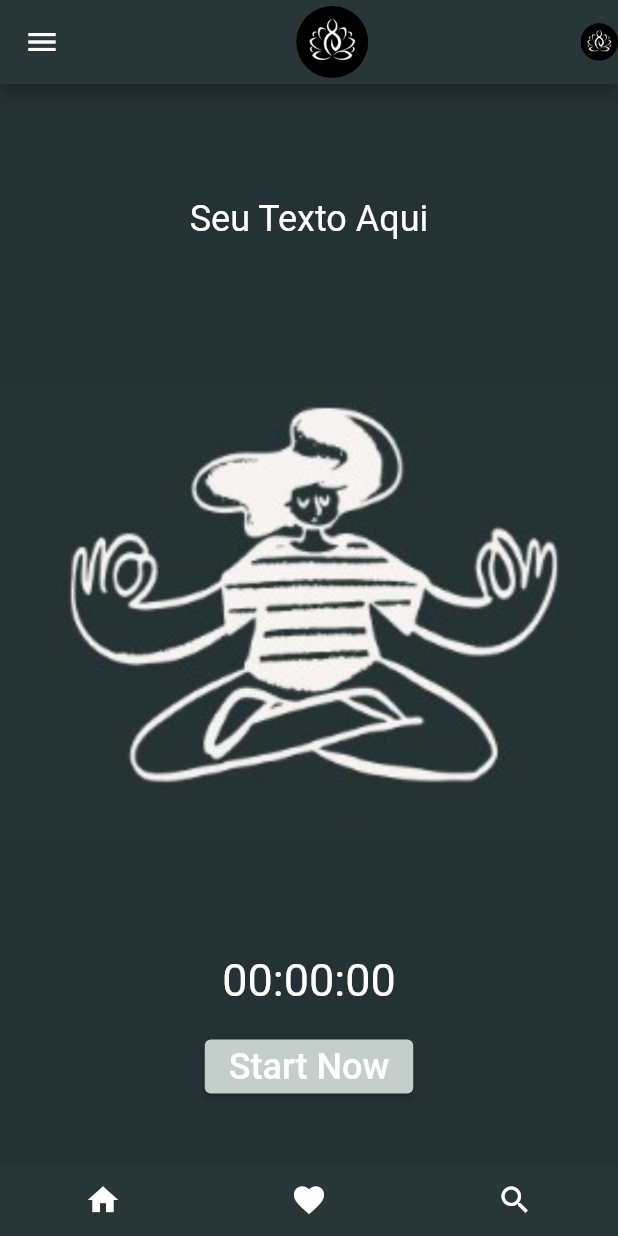
After one commit to cessartoledo/medic_meditation02, a Flutter app: the screen it shows after launch, after a tap on "Entrar", after a tap on the "play circle filled" icon, on a phone screen of 412 x 824 dp. The commit adds this screen. Run offline on Flutter 3.47's test engine with Material 2 defaults, Android fonts, the light colour scheme and no system bars.

Commit message:
alteracoes em tudo

```diff
--- a/medic_meditation/lib/pg_login.dart
+++ b/medic_meditation/lib/pg_login.dart
@@ -5,8 +5,8 @@ import 'pg_principal.dart';
 class LoginPage extends StatelessWidget {
   @override
   Widget build(BuildContext context) {
-    return MaterialApp(
-      home: LoginScreen(),
+    return Scaffold(
+      body: LoginScreen(),
     );
   }
 }
@@ -18,17 +18,21 @@ class LoginScreen extends StatelessWidget {
       body: Container(
         decoration: BoxDecoration(
           image: DecorationImage(
-            image: AssetImage('assets/imagens/fundo01.png'), // Substitua pelo caminho correto da sua imagem
+            image: AssetImage('assets/imagens/fundo01.png'),
             fit: BoxFit.cover,
           ),
         ),
         child: Center(
           child: SingleChildScrollView(
-            child: Column(
-              mainAxisAlignment: MainAxisAlignment.center,
-              crossAxisAlignment: CrossAxisAlignment.stretch,
-              children: <Widget>[
-                Padding(
+            child: buildLoginForm(context),
+          ),
+        ),
+      ),
+    );
+  }
+
+  Widget buildLoginForm(BuildContext context) {
+    return Padding(
       padding: EdgeInsets.all(16.0),
       child: Column(
         mainAxisAlignment: MainAxisAlignment.center,
@@ -39,7 +43,7 @@ class LoginScreen extends StatelessWidget {
             style: TextStyle(
               fontSize: 18.0,
               fontWeight: FontWeight.bold,
-                          color: Colors.white, // Cor do texto do título
+              color: Colors.white,
             ),
           ),
           SizedBox(height: 20.0),
@@ -47,7 +51,7 @@ class LoginScreen extends StatelessWidget {
             decoration: InputDecoration(
               labelText: 'E-mail',
               labelStyle: TextStyle(
-                            color: Colors.white, // Cor do texto do rótulo (label)
+                color: Colors.white,
               ),
             ),
           ),
@@ -57,7 +61,7 @@ class LoginScreen extends StatelessWidget {
             decoration: InputDecoration(
               labelText: 'Senha',
               labelStyle: TextStyle(
-                            color: Colors.white, // Cor do texto do rótulo (label)
+                color: Colors.white,
               ),
             ),
           ),
@@ -66,12 +70,12 @@ class LoginScreen extends StatelessWidget {
             alignment: Alignment.centerRight,
             child: TextButton(
               onPressed: () {
-                            // Adicione aqui a lógica para redefinir a senha
+                // Lógica para redefinir a senha
               },
               child: Text(
                 'Esqueceu a senha?',
                 style: TextStyle(
-                              color: Colors.white, // Cor do texto do botão "Esqueceu a senha?"
+                  color: Colors.white,
                 ),
               ),
             ),
@@ -79,27 +83,27 @@ class LoginScreen extends StatelessWidget {
           SizedBox(height: 20.0),
           ElevatedButton(
             onPressed: () {
-                          // Adicione aqui a lógica de autenticação
+              // Lógica de autenticação
               // Por exemplo, verificar as credenciais e fazer login
-                           Navigator.push(
+              Navigator.pushReplacement(
                 context,
                 MaterialPageRoute(builder: (context) => Pg_Principal()),
               );
             },
             style: ElevatedButton.styleFrom(
-                          primary: Color(0xFF729899), // Cor de fundo do botão #729899
+              primary: Color(0xFF729899),
             ),
             child: Text(
               'Entrar',
               style: TextStyle(
-                            color: Colors.white, // Cor do texto do botão
+                color: Colors.white,
               ),
             ),
           ),
-                      SizedBox(height: 10.0), // Botão para navegar para a tela de cadastro
+          SizedBox(height: 10.0),
           TextButton(
             onPressed: () {
-                      // Adicione aqui a lógica de navegação para a tela de cadastro
+              // Navegação para a tela de cadastro
               Navigator.push(
                 context,
                 MaterialPageRoute(builder: (context) => CadastroScreen()),
@@ -115,12 +119,6 @@ class LoginScreen extends StatelessWidget {
           ),
         ],
       ),
-                ),
-              ],
-            ),
-          ),
-        ),
-      ),
     );
   }
 }
--- a/medic_meditation/lib/pg_principal.dart
+++ b/medic_meditation/lib/pg_principal.dart
@@ -1,10 +1,8 @@
 import 'package:flutter/material.dart';
 import 'appbar.dart';
-
-
+import 'play.dart';
 
 class Pg_Principal extends StatelessWidget {
-
   final List<String> sugestoes = [
     'Sugestão 1',
     'Sugestão 2',
@@ -24,14 +22,23 @@ class Pg_Principal extends StatelessWidget {
   @override
   Widget build(BuildContext context) {
     return Scaffold(
-      backgroundColor: Color(0xFF283637), // Cor de fundo
-      appBar: buildAppBar(context), // Incorporar o AppBar aqui
+      backgroundColor: Color(0xFF283637),
+      appBar: buildAppBar(context),
       body: Column(
         children: <Widget>[
-          Padding(
+          buildTopContainer(context),
+          buildSuggestionsList(),
+        ],
+      ),
+      bottomNavigationBar: buildBottomAppBar(),
+    );
+  }
+
+  Widget buildTopContainer(BuildContext context) {
+    return Padding(
       padding: EdgeInsets.all(16.0),
       child: Container(
-              height: 200, // Aumente a altura para acomodar o título e o texto
+        height: 200,
         decoration: BoxDecoration(
           image: DecorationImage(
             image: AssetImage('assets/imagens/fp01.avif'),
@@ -51,7 +58,7 @@ class Pg_Principal extends StatelessWidget {
                 fontWeight: FontWeight.bold,
               ),
             ),
-                  SizedBox(height: 8.0), // Espaço entre o título e o texto
+            SizedBox(height: 8.0),
             Text(
               'Ás vezes a coisa mais produtiva ',
               style: TextStyle(
@@ -66,7 +73,7 @@ class Pg_Principal extends StatelessWidget {
                 fontSize: 16.0,
               ),
             ),
-                  Spacer(), // Espaço flexível para empurrar o botão para o final
+            Spacer(),
             Row(
               children: <Widget>[
                 IconButton(
@@ -76,7 +83,10 @@ class Pg_Principal extends StatelessWidget {
                     color: Colors.white,
                   ),
                   onPressed: () {
-                          // Adicione a lógica de reprodução de música aqui
+                    Navigator.push(
+                      context,
+                      MaterialPageRoute(builder: (context) => Play()),
+                    );
                   },
                 ),
                 Text(
@@ -91,27 +101,36 @@ class Pg_Principal extends StatelessWidget {
           ],
         ),
       ),
-          ),
+    );
+  }
 
-         Expanded(
+  Widget buildSuggestionsList() {
+    return Expanded(
       child: ListView.builder(
         itemCount: sugestoes.length,
         itemBuilder: (context, index) {
+          return buildSuggestionCard();
+        },
+      ),
+    );
+  }
+
+  Widget buildSuggestionCard() {
     return Card(
       child: ListTile(
-              leading: Image.asset('assets/imagens/logo.png'), // Substitua pelo caminho da imagem desejada
+        leading: Image.asset('assets/imagens/logo.png'),
         title: Row(
           mainAxisAlignment: MainAxisAlignment.spaceBetween,
           children: [
-                  Text('Título da Sugestão'), // Título à esquerda
-                  Text('Tempo: 5:00'), // Tempo à direita
+            Text('Título da Sugestão'),
+            Text('Tempo: 5:00'),
           ],
         ),
         subtitle: Row(
           mainAxisAlignment: MainAxisAlignment.start,
           children: [
             Icon(Icons.favorite),
-                  Text('Likes: 100'), // Substitua pelo número real de likes
+            Text('Likes: 100'),
           ],
         ),
         onTap: () {
@@ -119,18 +138,12 @@ class Pg_Principal extends StatelessWidget {
         },
       ),
     );
-        },
-      ),
-    ),
+  }
 
-  ],
-),
-
-
-
-        bottomNavigationBar: BottomAppBar(
-        color: Color(0xFF283637), // Cor de fundo da barra
-        elevation: 0, // Remove a sombra da barra
+  Widget buildBottomAppBar() {
+    return BottomAppBar(
+      color: Color(0xFF283637),
+      elevation: 0,
       child: Row(
         mainAxisAlignment: MainAxisAlignment.spaceAround,
         children: <Widget>[
@@ -154,7 +167,6 @@ class Pg_Principal extends StatelessWidget {
           ),
         ],
       ),
-       ),
     );
   }
 }
--- /dev/null
+++ b/medic_meditation/lib/play.dart
@@ -0,0 +1,121 @@
+import 'package:flutter/material.dart';
+import 'appbar.dart';
+
+class Play extends StatelessWidget {
+  @override
+  Widget build(BuildContext context) {
+    return Scaffold(
+      appBar: buildAppBar(context),
+      body: Column(
+        children: [
+          buildTopContainer(),
+          buildMiddleContainer(),
+          buildBottomContainer(),
+        ],
+      ),
+      bottomNavigationBar: buildBottomAppBar(),
+    );
+  }
+
+  Widget buildTopContainer() {
+    return Expanded(
+      flex: 1,
+      child: Container(
+        color: Color(0xFF253235),
+        child: Center(
+          child: Text(
+            'Seu Texto Aqui',
+            style: TextStyle(
+              color: Colors.white,
+              fontSize: 24.0,
+            ),
+          ),
+        ),
+      ),
+    );
+  }
+
+  Widget buildMiddleContainer() {
+    return Expanded(
+      flex: 2,
+      child: Container(
+        decoration: BoxDecoration(
+          image: DecorationImage(
+            image: AssetImage('assets/imagens/fundoplay.png'),
+            fit: BoxFit.cover,
+          ),
+        ),
+      ),
+    );
+  }
+
+  Widget buildBottomContainer() {
+    return Expanded(
+      flex: 1,
+      child: Container(
+        color: Color(0xFF253235),
+        child: Center(
+          child: Column(
+            children: [
+              SizedBox(height: 40.0),
+              Text(
+                '00:00:00',
+                style: TextStyle(
+                  color: Colors.white,
+                  fontSize: 30.0,
+                ),
+              ),
+              SizedBox(height: 16.0),
+              ElevatedButton(
+                onPressed: () {
+                  // Ação ao pressionar o botão Start Now
+                },
+                style: ElevatedButton.styleFrom(
+                  primary: Color(0xFFC4CFCC),
+                ),
+                child: Text(
+                  'Start Now',
+                  style: TextStyle(
+                    color: Colors.white,
+                    fontSize: 24.0,
+                  ),
+                ),
+              ),
+              SizedBox(height: 16.0),
+            ],
+          ),
+        ),
+      ),
+    );
+  }
+
+  Widget buildBottomAppBar() {
+    return BottomAppBar(
+      color: Color(0xFF283637),
+      elevation: 0,
+      child: Row(
+        mainAxisAlignment: MainAxisAlignment.spaceAround,
+        children: <Widget>[
+          IconButton(
+            icon: Icon(Icons.home, color: Colors.white),
+            onPressed: () {
+              // Adicione a lógica para ação do botão "Home" aqui
+            },
+          ),
+          IconButton(
+            icon: Icon(Icons.favorite, color: Colors.white),
+            onPressed: () {
+              // Adicione a lógica para ação do botão "Favoritos" aqui
+            },
+          ),
+          IconButton(
+            icon: Icon(Icons.search, color: Colors.white),
+            onPressed: () {
+              // Adicione a lógica para ação do botão "Pesquisa" aqui
+            },
+          ),
+        ],
+      ),
+    );
+  }
+}
```
Also changed, not shown: medic_meditation/lib/CadastroScreen.dart (+35 -21 lines), medic_meditation/lib/ferramentas.dart (+54 -70 lines), medic_meditation/assets/imagens/fundoplay.png (added). Lines whose indentation alone changed are shown as unchanged.
